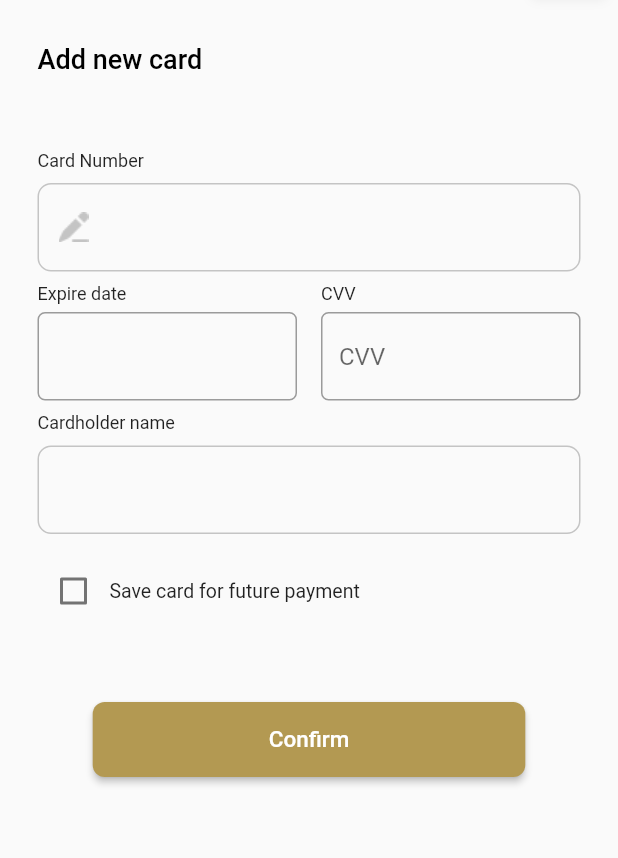
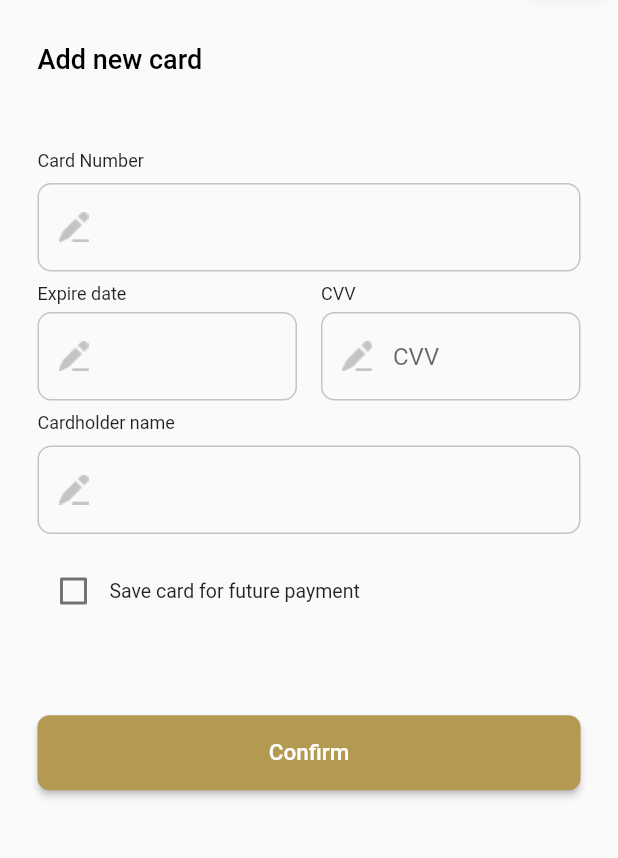
Before and after one commit to AlaaNabilKhalaf/facility_project, a Flutter app: the PayCardView screen opened by its route, on a phone screen of 412 x 824 dp, the part 78-936 px from its top. Run offline on Flutter 3.47's test engine with Material 2 defaults, Android fonts, the phone set to English and light mode, and no system bars; our stand-ins replace animated_text_kit, date_picker_timeline, dot_navigation_bar, flutter_rating_bar, flutter_screenutil, font_awesome_flutter and 6 more; missing offline and left inert: wave_transition.

Commit message:
modify pay card

```diff
--- a/lib/core/utilies/app_router.dart
+++ b/lib/core/utilies/app_router.dart
@@ -24,7 +24,7 @@ abstract class AppRouter{
 
     GoRoute(
       path: '/',
-      builder: (context , state) => const PillPay(),
+      builder: (context , state) => const PayCardView(),
     ),
 
     GoRoute(
--- a/lib/core/utilies/assets.dart
+++ b/lib/core/utilies/assets.dart
@@ -20,6 +20,7 @@ class AssetData {
     "assets/images/img_1.png"
   ];
   static const penIcon = 'assets/icons/Layer 92.png';
+  static const personIcon = 'assets/icons/person.png';
   static const history = [
     "assets/images/Icon ionic-ios-water.png",
     "assets/images/svgexport-6 (56).png",
--- a/lib/features/payment/presentation/views/widgets/pay_card.dart
+++ b/lib/features/payment/presentation/views/widgets/pay_card.dart
@@ -49,15 +49,9 @@ class _PayCardState extends State<PayCard> {
                       style: Styles.textStyle22.copyWith(fontSize: 12),
                     ),
                     const SizedBox(height: 5,),
-                    SizedBox(
-                      width: 250,
-                      child: TextField(
-                        decoration:  InputDecoration(
-                          border:  OutlineInputBorder(
-                            borderRadius: BorderRadius.circular(5),
-                          ),
-                        ),
-                      ),
+                    defaultText(
+                      type: TextInputType.text,
+                      prefixImageAsset: AssetData.penIcon,
                     ),
                   ],
                 ),
@@ -72,16 +66,10 @@ class _PayCardState extends State<PayCard> {
                       style: Styles.textStyle22.copyWith(fontSize: 12),
                     ),
                     const SizedBox(height: 5,),
-                    SizedBox(
-                      width: 250,
-                      child: TextField(
-                        decoration:  InputDecoration(
-                          border:  OutlineInputBorder(
-                            borderRadius: BorderRadius.circular(5),
-                          ),
-                          hintText: 'CVV',
-                        ),
-                      ),
+                    defaultText(
+                      type: TextInputType.text,
+                      prefixImageAsset: AssetData.penIcon,
+                      hint: 'CVV',
                     ),
                   ],
                 ),
@@ -96,14 +84,20 @@ class _PayCardState extends State<PayCard> {
           const SizedBox(height: 8,),
           defaultText(
             type: TextInputType.text,
+            prefixImageAsset: AssetData.penIcon,
+            // suffix: AssetData.personIcon,
           ),
           const SizedBox(height: 14,),
           const CheckButtom(
             text: 'Save card for future payment',
           ),
-        const SizedBox(height: 50,),
+          SizedBox(
+            height: MediaQuery.of(context).size.height / 14,
+          ),
+
+        // const SizedBox(height: 50,),
           CustomButton(
-            width: MediaQuery.of(context).size.width*.7,
+            width: double.infinity,
               backgroundColor: kPrimaryColor,
               text: 'Confirm',
               func: (){}
```
